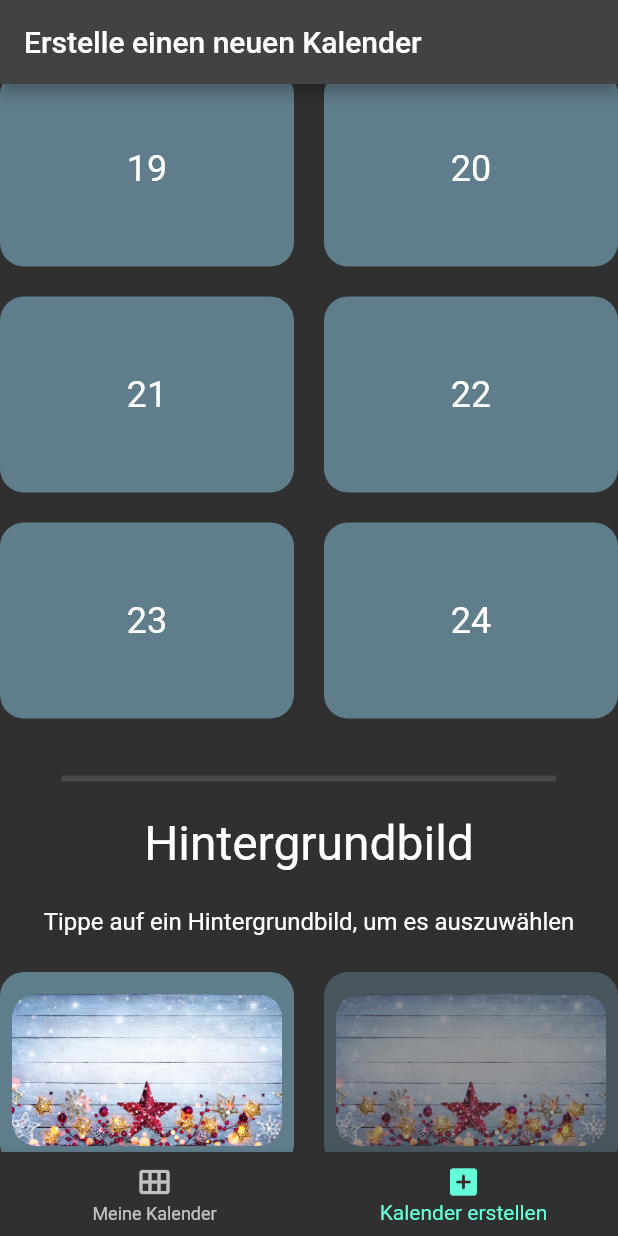
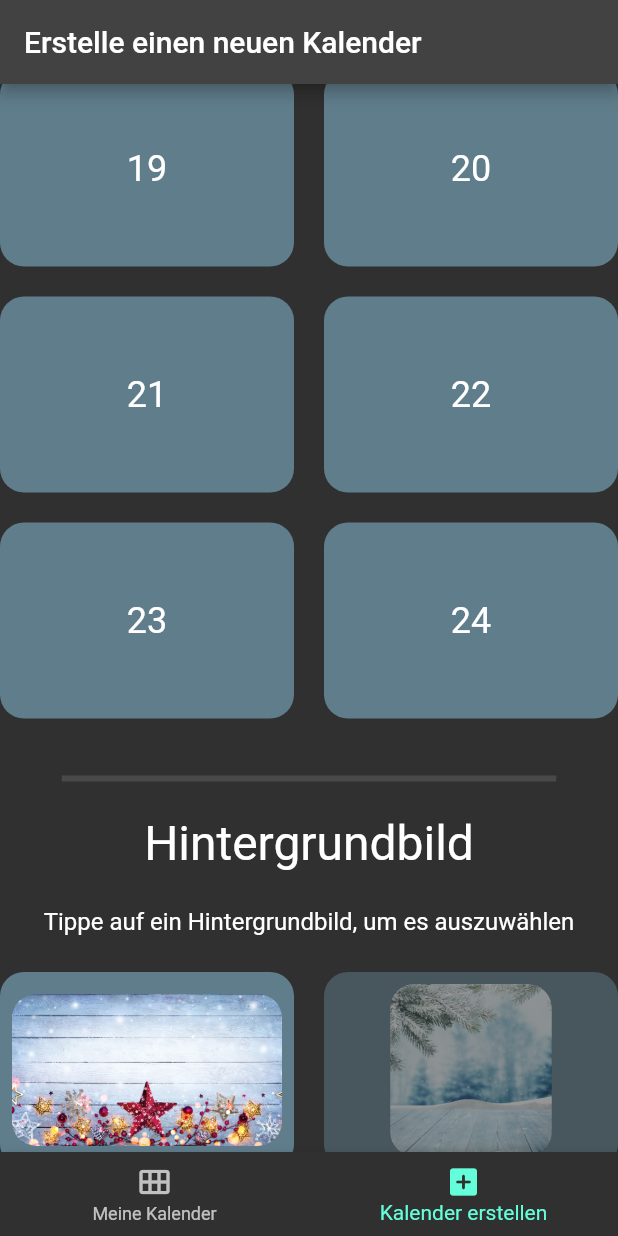
Before and after one commit to SirSimon04/flutter_advent_calender, a Flutter app: the screen it shows after launch, item 2 of the bottom bar chosen, scrolled down 1728 dp, on a phone screen of 412 x 824 dp. Run offline on Flutter 3.47's test engine with Material 2 defaults, Android fonts, the phone set to English and light mode, and no system bars; our stand-ins replace fluttertoast, image_picker, sqflite; missing offline and left inert: clipboard, particles_flutter; accounts and stored records are empty.

Commit message:
added different designs of doors and bg, works with ids for them now with server

```diff
--- a/lib/models/calendar_model.dart
+++ b/lib/models/calendar_model.dart
@@ -2,19 +2,31 @@ class CalendarModel {
   final String id;
   final String title;
   final String msg;
+  final int bgId;
+  final int doorId;
 
   CalendarModel({
     required this.id,
     required this.msg,
     required this.title,
+    required this.bgId,
+    required this.doorId,
   });
 
   CalendarModel.fromMap(Map<String, dynamic> res)
       : id = res["id"],
         title = res["title"],
-        msg = res["msg"];
+        msg = res["msg"],
+        bgId = res["bgId"],
+        doorId = res["doorId"];
 
   Map<String, Object?> toMap() {
-    return {"id": id, "title": title, "msg": msg};
+    return {
+      "id": id,
+      "title": title,
+      "msg": msg,
+      "doorId": doorId,
+      "bgId": bgId
+    };
   }
 }
--- a/lib/screens/calendar_view/calendar_view.dart
+++ b/lib/screens/calendar_view/calendar_view.dart
@@ -44,7 +44,8 @@ class _CalendarViewState extends State<CalendarView> {
                   child: Stack(
                     children: [
                       Center(
-                        child: Image.asset("assets/background.jpg"),
+                        child: Image.asset(
+                            "assets/background_${widget.calendar.bgId}.jpg"),
                       ),
                       for (int i = 0; i < 24; i++)
                         Positioned(
@@ -52,7 +53,7 @@ class _CalendarViewState extends State<CalendarView> {
                           right: right[23 - i].toDouble(),
                           child: CalendarDoor(
                             iterator: i,
-                            imgSrc: "assets/törchen.png",
+                            imgSrc: "assets/door_${widget.calendar.doorId}.png",
                             day: "${i + 1}",
                             doorSize: const Size(17, 25),
                             isLast: i == 23,
--- a/lib/screens/create_calendar/create_calendar.dart
+++ b/lib/screens/create_calendar/create_calendar.dart
@@ -25,7 +25,10 @@ class _CreateCalendarState extends State<CreateCalendar>
   List<bool> selectedBg = [
     true,
     false,
-    false,
+  ];
+
+  List<bool> selectedDoors = [
+    true,
     false,
   ];
 
@@ -215,13 +218,13 @@ class _CreateCalendarState extends State<CreateCalendar>
                     mainAxisSpacing: 20,
                   ),
                   shrinkWrap: true,
-                  itemCount: 4,
+                  itemCount: 2,
                   physics: const BouncingScrollPhysics(),
                   itemBuilder: (context, index) {
                     return GestureDetector(
                       onTap: () async {
                         List<bool> newList = [];
-                        for (int i = 0; i < 4; i++) {
+                        for (int i = 0; i < 2; i++) {
                           if (i == index) {
                             newList.add(true);
                           } else {
@@ -241,7 +244,85 @@ class _CreateCalendarState extends State<CreateCalendar>
                             child: ClipRRect(
                                 borderRadius: BorderRadius.circular(16.0),
                                 child: Image.asset(
-                                  "assets/background.jpg",
+                                  "assets/background_$index.jpg",
+                                  fit: BoxFit.cover,
+                                )),
+                          ),
+                          decoration: BoxDecoration(
+                              color: Colors.blueGrey,
+                              borderRadius: BorderRadius.circular(16)),
+                        ),
+                      ),
+                    );
+                  },
+                ),
+                const SizedBox(
+                  height: 32,
+                ),
+                const SizedBox(
+                  height: 32,
+                ),
+                SizedBox(
+                  width: MediaQuery.of(context).size.width * 0.8,
+                  child: const Divider(
+                    thickness: 4,
+                  ),
+                ),
+                const SizedBox(
+                  height: 16,
+                ),
+                const Center(
+                  child: Text(
+                    "Türchen",
+                    style: TextStyle(fontSize: 32),
+                  ),
+                ),
+                const SizedBox(
+                  height: 24,
+                ),
+                const Text(
+                  "Tippe auf eine Tür, um sie auszuwählen",
+                  style: TextStyle(fontSize: 16),
+                  textAlign: TextAlign.center,
+                ),
+                const SizedBox(
+                  height: 24,
+                ),
+                GridView.builder(
+                  gridDelegate: const SliverGridDelegateWithMaxCrossAxisExtent(
+                    maxCrossAxisExtent: 200,
+                    childAspectRatio: 3 / 2,
+                    crossAxisSpacing: 20,
+                    mainAxisSpacing: 20,
+                  ),
+                  shrinkWrap: true,
+                  itemCount: 2,
+                  physics: const BouncingScrollPhysics(),
+                  itemBuilder: (context, index) {
+                    return GestureDetector(
+                      onTap: () async {
+                        List<bool> newList = [];
+                        for (int i = 0; i < 2; i++) {
+                          if (i == index) {
+                            newList.add(true);
+                          } else {
+                            newList.add(false);
+                          }
+                        }
+                        setState(() {
+                          selectedDoors = newList;
+                        });
+                      },
+                      child: Opacity(
+                        opacity: selectedDoors[index] ? 1 : 0.5,
+                        child: Container(
+                          alignment: Alignment.center,
+                          child: Padding(
+                            padding: const EdgeInsets.all(8.0),
+                            child: ClipRRect(
+                                borderRadius: BorderRadius.circular(16.0),
+                                child: Image.asset(
+                                  "assets/door_$index.png",
                                   fit: BoxFit.cover,
                                 )),
                           ),
@@ -287,6 +368,8 @@ class _CreateCalendarState extends State<CreateCalendar>
                               newCalId = await http.uploadCalendar(
                                 msg: _msgController.text.trim(),
                                 title: _titleController.text.trim(),
+                                bgId: selectedBg.indexOf(true),
+                                doorId: selectedDoors.indexOf(true),
                               );
                               await http.uploadImages(
                                 images: images,
--- a/lib/services/local_database_handler.dart
+++ b/lib/services/local_database_handler.dart
@@ -9,7 +9,7 @@ class DatabaseHandler {
       join(path, 'example.db'),
       onCreate: (database, version) async {
         await database.execute(
-            "CREATE TABLE IF NOT EXISTS calendars(id TEXT PRIMARY KEY, title TEXT, msg TEXT); ");
+            "CREATE TABLE IF NOT EXISTS calendars(id TEXT PRIMARY KEY, title TEXT, msg TEXT, doorId INTEGER, bgId INTEGER); ");
       },
       version: 1,
     );
```
Also changed, not shown: lib/services/http.dart (+6 -2 lines), assets/background_0.jpg (renamed from assets/background.jpg), assets/background_1.jpg (added), assets/door_0.png (renamed from assets/törchen.png), assets/door_1.png (added).
